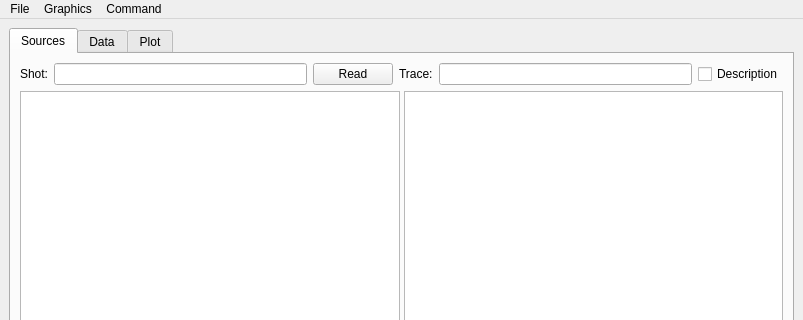
Before: the Qt Designer form pyxpad_main.ui in bendudson/pyxpad, drawn with Qt 5; both pictures show x 0 to 803 and y 0 to 320 of the 803 by 659 pixel window.
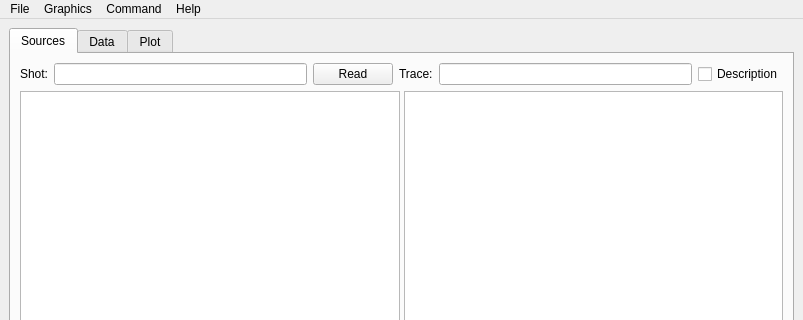
After: the same form once the commit is applied. Custom widgets are drawn as their Qt base class.

Commit message: Add About button

```diff
--- a/pyxpad_main.ui
+++ b/pyxpad_main.ui
@@ -304,9 +304,16 @@
     <addaction name="actionStats"/>
     <addaction name="actionTimOff"/>
    </widget>
+   <widget class="QMenu" name="menuHelp">
+    <property name="title">
+     <string>Help</string>
+    </property>
+    <addaction name="actionAbout"/>
+   </widget>
    <addaction name="menuFile"/>
    <addaction name="menuPlot"/>
    <addaction name="menuCommand"/>
+   <addaction name="menuHelp"/>
   </widget>
   <widget class="QStatusBar" name="statusbar"/>
   <action name="actionLoadState">
```
Left out of the diff: 5 changed lines with no effect on the pictures. The commit also changes 2 other files.
